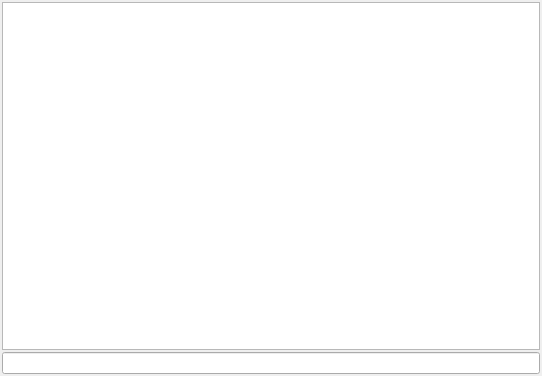
First picture: the form in console_widget.ui, repository Julefox/console_widget, before the edit.
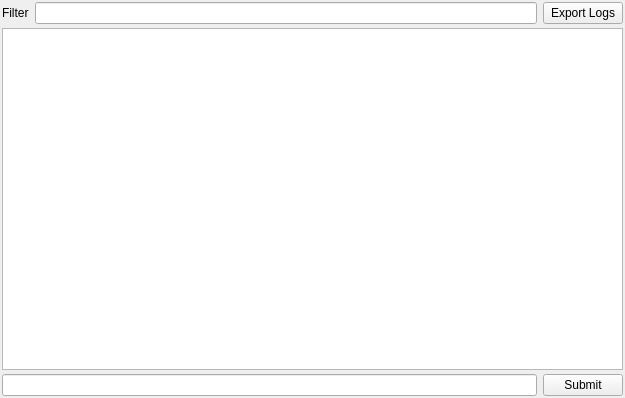
Second picture: the form after the edit.

Commit message: Revision of the console interface and features

What changed in the file:
```diff
--- a/console_widget.ui
+++ b/console_widget.ui
@@ -6,8 +6,8 @@
    <rect>
     <x>0</x>
     <y>0</y>
-    <width>542</width>
-    <height>376</height>
+    <width>625</width>
+    <height>398</height>
    </rect>
   </property>
   <property name="windowTitle">
@@ -27,20 +27,80 @@
     <number>2</number>
    </property>
    <property name="spacing">
-    <number>2</number>
+    <number>4</number>
    </property>
-   <item row="0" column="0">
+   <item row="0" column="0" colspan="3">
+    <layout class="QHBoxLayout" name="topLayout">
+     <property name="spacing">
+      <number>6</number>
+     </property>
+     <item>
+      <widget class="QLabel" name="filterLabel">
+       <property name="sizePolicy">
+        <sizepolicy hsizetype="Minimum" vsizetype="Preferred">
+         <horstretch>0</horstretch>
+         <verstretch>0</verstretch>
+        </sizepolicy>
+       </property>
+       <property name="text">
+        <string>Filter</string>
+       </property>
+       <property name="alignment">
+        <set>Qt::AlignmentFlag::AlignLeading|Qt::AlignmentFlag::AlignLeft|Qt::AlignmentFlag::AlignVCenter</set>
+       </property>
+      </widget>
+     </item>
+     <item>
+      <widget class="QLineEdit" name="filterLineEdit">
+       <property name="sizePolicy">
+        <sizepolicy hsizetype="Expanding" vsizetype="Fixed">
+         <horstretch>0</horstretch>
+         <verstretch>0</verstretch>
+        </sizepolicy>
+       </property>
+      </widget>
+     </item>
+     <item>
+      <widget class="QPushButton" name="exportLogButton">
+       <property name="text">
+        <string>Export Logs</string>
+       </property>
+      </widget>
+     </item>
+    </layout>
+   </item>
+   <item row="2" column="0" colspan="3">
     <widget class="QPlainTextEdit" name="consoleTextEdit">
      <property name="undoRedoEnabled">
       <bool>false</bool>
      </property>
+     <property name="lineWrapMode">
+      <enum>QPlainTextEdit::LineWrapMode::NoWrap</enum>
+     </property>
      <property name="readOnly">
       <bool>true</bool>
      </property>
     </widget>
    </item>
-   <item row="1" column="0">
-    <widget class="QLineEdit" name="commandLineEdit"/>
+   <item row="3" column="0" colspan="3">
+    <layout class="QHBoxLayout" name="bottomLayout">
+     <property name="spacing">
+      <number>6</number>
+     </property>
+     <item>
+      <widget class="QLineEdit" name="commandLineEdit"/>
+     </item>
+     <item>
+      <widget class="QPushButton" name="submitButton">
+       <property name="locale">
+        <locale language="English" country="UnitedStates"/>
+       </property>
+       <property name="text">
+        <string>Submit</string>
+       </property>
+      </widget>
+     </item>
+    </layout>
    </item>
   </layout>
  </widget>
```
The commit also changes 6 other files.
